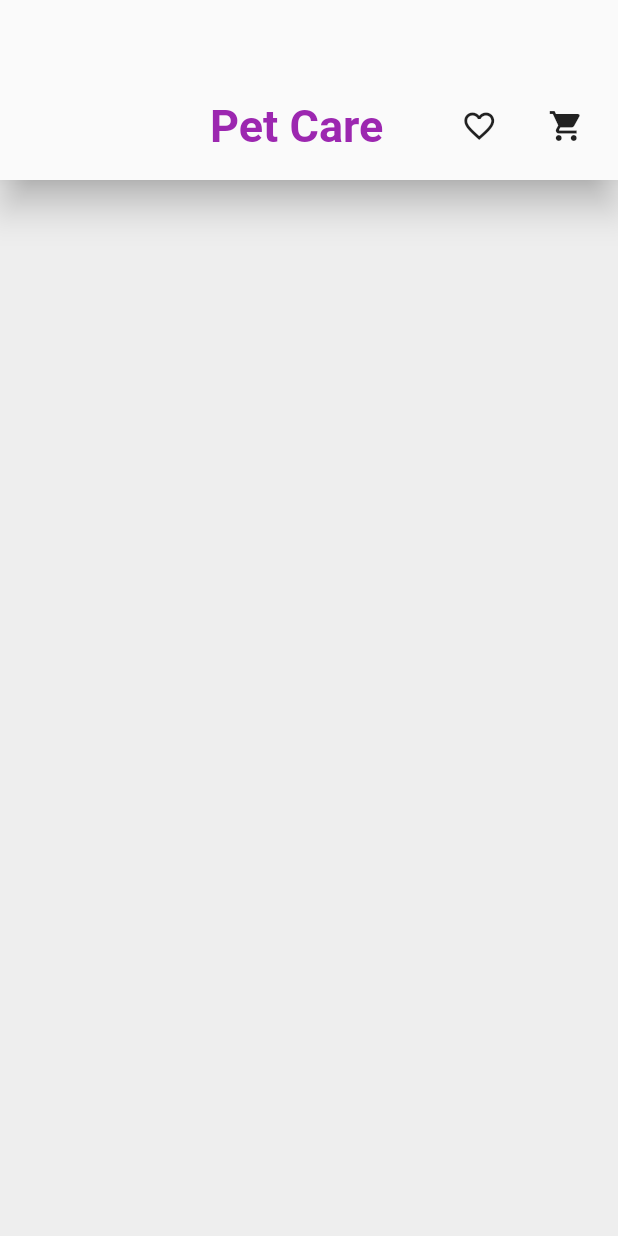
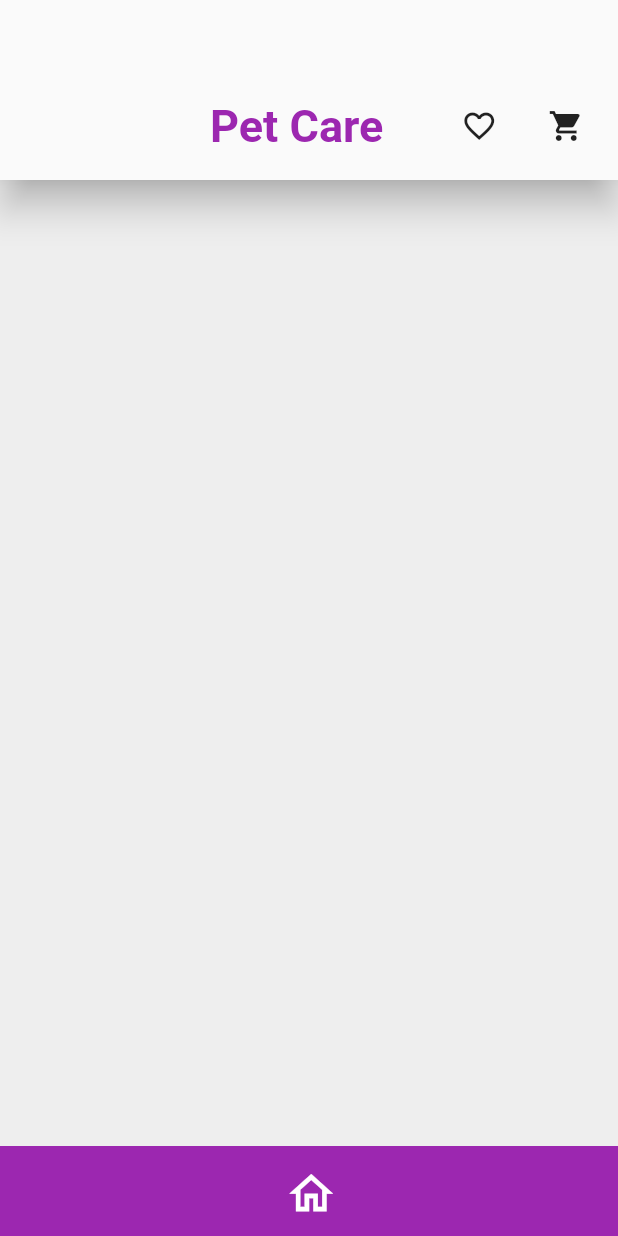
Before and after one commit to Boringlyf/appdev_project, a Flutter app: the screen it shows after launch, on a phone screen of 412 x 824 dp. Run offline on Flutter 3.47's test engine with Material 2 defaults, Android fonts, the phone set to English and light mode, and no system bars.

Commit message:
Bottom Navigation

```diff
--- a/lib/home_screen.dart
+++ b/lib/home_screen.dart
@@ -11,7 +11,33 @@ class HomeScreen extends StatelessWidget {
   Widget build(BuildContext context) {
     return Scaffold(
       backgroundColor: Colors.grey[200],
-      body: Column(
+      bottomNavigationBar: Container(
+        height: 60,
+        decoration: BoxDecoration(
+          color: Colors.purple,
+        ),
+        child: Row(
+          mainAxisAlignment: MainAxisAlignment.spaceAround,
+          children: [
+            IconButton(
+              enableFeedback: false,
+              onPressed: () {
+                // setState(() {
+                //   pageIndex = 0;
+                // });
+              },
+              icon: Icon(
+                Icons.home_outlined,
+                color: Colors.white,
+                size: 35,
+              ),
+            ),
+          ],
+        ),
+      ),
+      body: SingleChildScrollView(
+        scrollDirection: Axis.vertical,
+        child: Column(
           children: [
             Material(
               elevation: 10,
@@ -42,7 +68,8 @@ class HomeScreen extends StatelessWidget {
                           width: 40,
                         ),
                         IconButton(
-                          onPressed: () {}, icon: Icon(Icons.favorite_border)),
+                            onPressed: () {},
+                            icon: Icon(Icons.favorite_border)),
                         SizedBox(
                           width: 10,
                         ),
@@ -58,6 +85,7 @@ class HomeScreen extends StatelessWidget {
               ),
             ),
           ],
+        ),
       ),
     );
   }
```
Also changed, not shown: lib/widgets/bottom_navigation_widget.dart (added, +47 -0 lines). Lines whose indentation alone changed are shown as unchanged.
